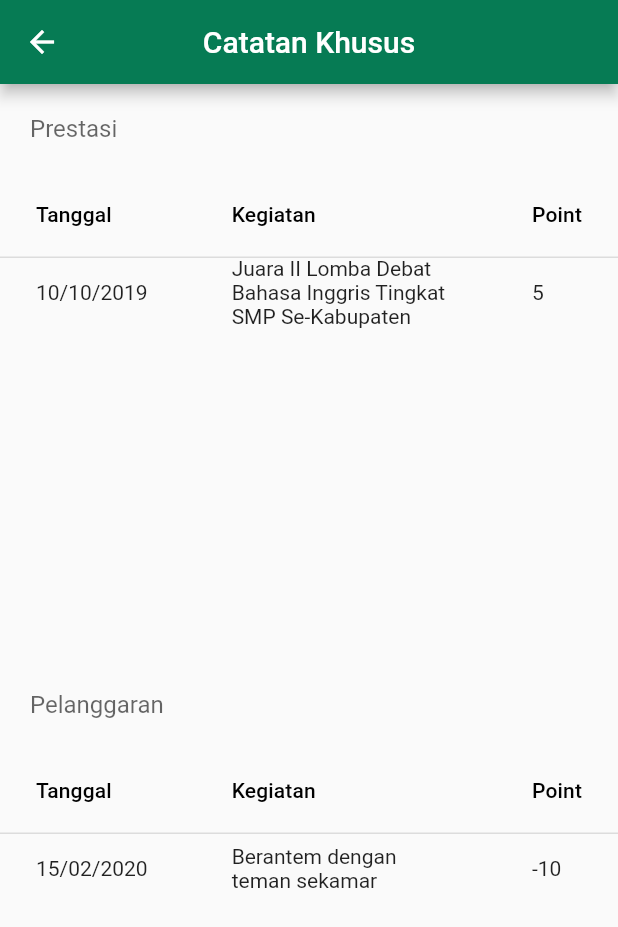
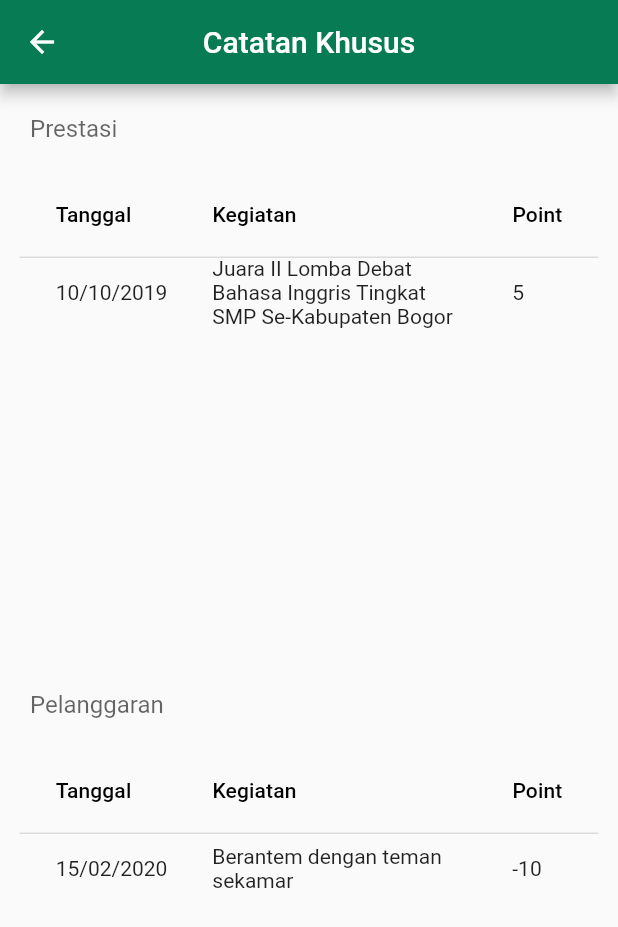
Before and after one commit to friskameilani/SCB-for-Parents, a Flutter app: the CatatanKhusus screen opened by its route, on a phone screen of 412 x 824 dp. Shown: the top 927 px of the screen. Run offline on Flutter 3.47's test engine with Material 2 defaults, Android fonts, the phone set to English and light mode, and no system bars; our stand-ins replace carousel_pro.

Commit message:
perubahan di catatan khusus

```diff
--- a/lib/pages/catatanKhusus.dart
+++ b/lib/pages/catatanKhusus.dart
@@ -1,7 +1,4 @@
-
 import 'package:flutter/material.dart';
-import 'opsiRapor.dart';
-import 'nilaiAkademikSemester.dart';
 
 class CatatanKhusus extends StatefulWidget {
   @override
@@ -20,8 +17,8 @@ class _CatatanKhususState extends State<CatatanKhusus> {
       scrollDirection: Axis.vertical,
       child: SingleChildScrollView(
         child: DataTable(
+          columnSpacing: 30,
           columns: [
-
             DataColumn(
               label: Text('Tanggal'),
             ),
@@ -35,12 +32,16 @@ class _CatatanKhususState extends State<CatatanKhusus> {
           rows: [
             DataRow(cells: [
               DataCell(
-                Text("10/10/2019"),
+                Text(
+                    "10/10/2019",
+                ),
               ),
               DataCell(
-                Text(
-                  "Juara II Lomba Debat Bahasa Inggris Tingkat SMP Se-Kabupaten Bogor",
-                ),
+                Container(
+                  width: 170, //SET width
+                  child: Text(
+                      "Juara II Lomba Debat Bahasa Inggris Tingkat SMP Se-Kabupaten Bogor",
+                    ),)
               ),
               DataCell(
                 Text(
@@ -59,6 +60,7 @@ class _CatatanKhususState extends State<CatatanKhusus> {
       scrollDirection: Axis.vertical,
       child: SingleChildScrollView(
         child: DataTable(
+          columnSpacing: 30,
           columns: [
             DataColumn(
               label: Text('Tanggal'),
@@ -76,9 +78,11 @@ class _CatatanKhususState extends State<CatatanKhusus> {
                 Text("15/02/2020"),
               ),
               DataCell(
-                Text(
-                  "Berantem dengan teman sekamar",
-                ),
+                Container(
+                  width: 170, //SET width
+                  child: Text(
+                    "Berantem dengan teman sekamar",
+                ),),
               ),
               DataCell(
                 Text(
```
